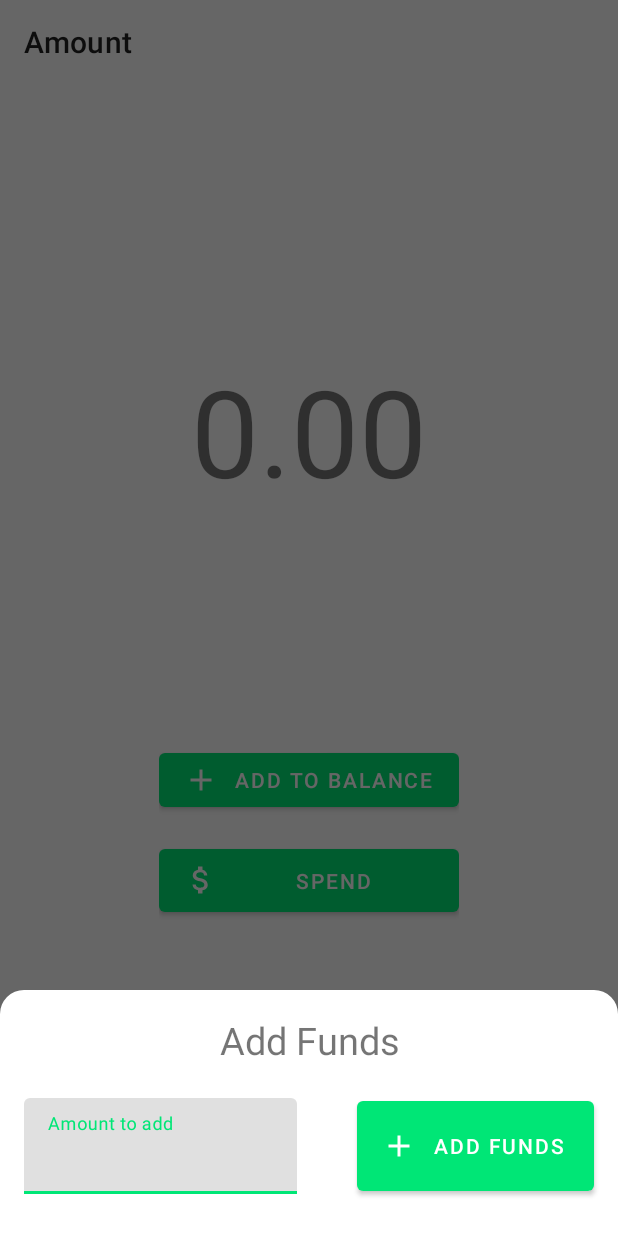
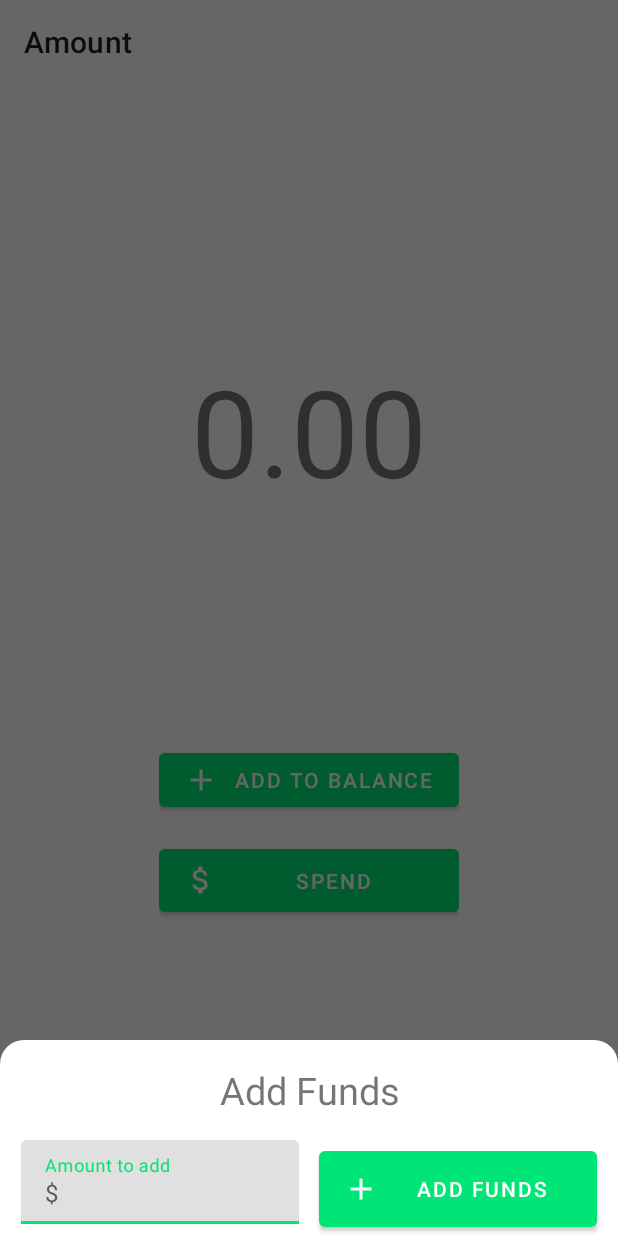
Before and after one commit to GittyMac/WalletCount, an Android app: the screen it shows after launch (MainActivity), after a tap on "ADD TO BALANCE", on a phone screen of 412 x 824 dp. Run offline under Robolectric (Android 15) with nearby library versions, the phone set to English and light mode, and no system bars; our stand-ins replace navigation-ui.

Commit message:
fixed the layout of the funds bottomsheet

```diff
--- a/app/src/main/res/layout/add_funds_bottomsheet.xml
+++ b/app/src/main/res/layout/add_funds_bottomsheet.xml
@@ -7,42 +7,32 @@
 
     <Button
         android:id="@+id/button"
-        android:layout_width="158dp"
-        android:layout_height="72dp"
+        android:layout_width="0dp"
+        android:layout_height="0dp"
         android:layout_marginTop="68dp"
-        android:layout_marginEnd="16dp"
         android:text="Add Funds"
         app:icon="@drawable/ic_add_black_24dp"
+        app:layout_constraintBottom_toBottomOf="@+id/textInputLayout2"
         app:layout_constraintEnd_toEndOf="parent"
-        app:layout_constraintTop_toTopOf="parent" />
-
-    <ScrollView
-        android:layout_width="404dp"
-        android:layout_height="20dp"
-        android:layout_marginTop="4dp"
-        app:layout_constraintTop_toBottomOf="@+id/button"
-        tools:layout_editor_absoluteX="6dp">
-
-        <LinearLayout
-            android:layout_width="match_parent"
-            android:layout_height="wrap_content"
-            android:orientation="vertical" />
-    </ScrollView>
+        app:layout_constraintStart_toEndOf="@+id/textInputLayout2"
+        app:layout_constraintTop_toTopOf="parent"
+        app:layout_constraintWidth_percent="0.45" />
 
     <com.google.android.material.textfield.TextInputLayout
         android:id="@+id/textInputLayout2"
-        android:layout_width="182dp"
+        android:layout_width="0dp"
         android:layout_height="64dp"
-        android:layout_marginStart="16dp"
-        android:layout_marginTop="72dp"
+        android:layout_marginTop="16dp"
+        app:layout_constraintEnd_toStartOf="@+id/button"
         app:layout_constraintStart_toStartOf="parent"
-        app:layout_constraintTop_toTopOf="parent"
+        app:layout_constraintTop_toBottomOf="@+id/textView3"
+        app:layout_constraintWidth_percent="0.45"
         app:prefixText="$">
 
         <com.google.android.material.textfield.TextInputEditText
             android:id="@+id/textInputEditText2"
             android:layout_width="match_parent"
-            android:layout_height="match_parent"
+            android:layout_height="wrap_content"
             android:digits="0123456789.,"
             android:hint="Amount to add"
             android:inputType="numberDecimal" />
@@ -56,6 +46,7 @@
         android:text="Add Funds"
         android:textAlignment="center"
         android:textSize="25sp"
+        app:layout_constraintBottom_toTopOf="@+id/textInputLayout2"
         app:layout_constraintEnd_toEndOf="parent"
         app:layout_constraintStart_toStartOf="parent"
         app:layout_constraintTop_toTopOf="parent" />
```
